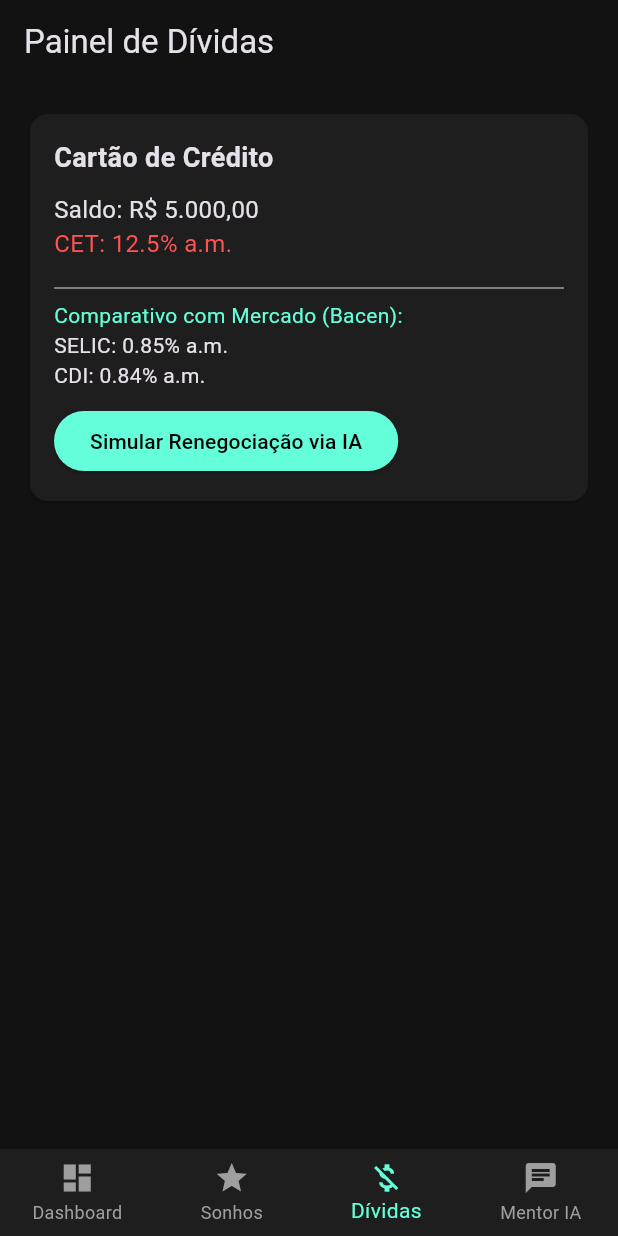
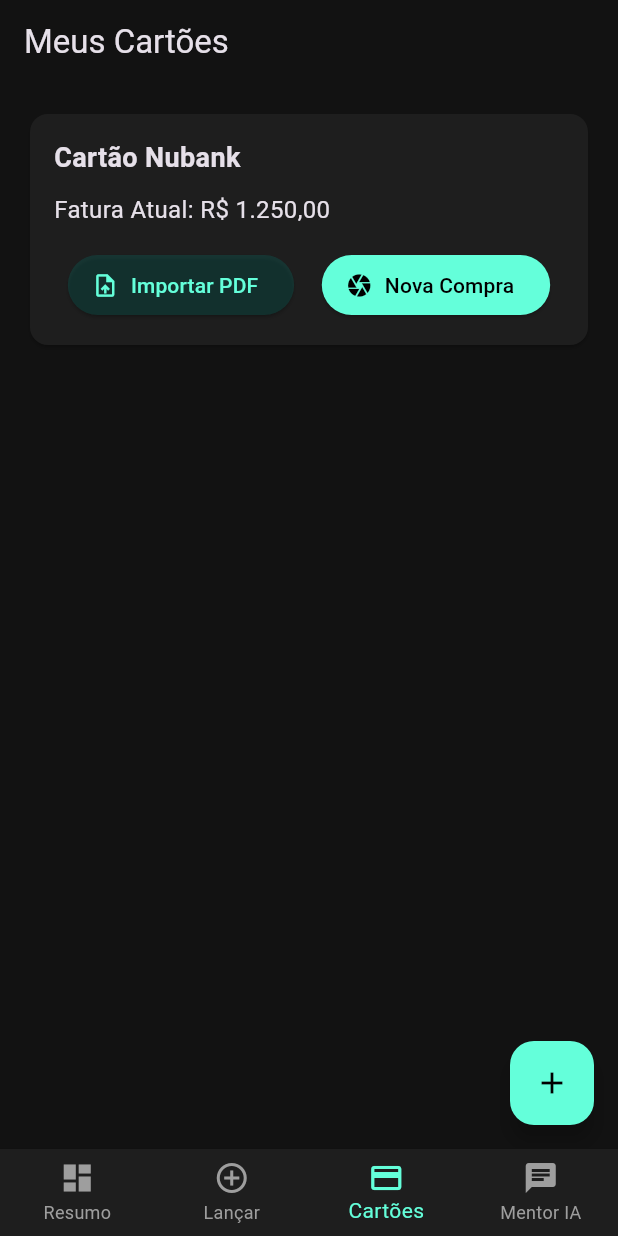
Before and after one commit to gilleal10/poupaai, a Flutter app: the screen it shows after launch, item 3 of the bottom bar chosen, on a phone screen of 412 x 824 dp. Run offline on Flutter 3.47's test engine with Material 3 defaults, Android fonts, the phone set to English and light mode, and no system bars.

Commit message:
Add files via upload

```diff
--- a/frontend/lib/main.dart
+++ b/frontend/lib/main.dart
@@ -1,7 +1,7 @@
 import 'package:flutter/material.dart';
 import 'screens/dashboard_screen.dart';
-import 'screens/dream_manager_screen.dart';
-import 'screens/debt_panel_screen.dart';
+import 'screens/expense_entry_screen.dart';
+import 'screens/credit_cards_screen.dart';
 import 'screens/ai_chat_screen.dart';
 
 void main() {
@@ -39,8 +39,8 @@
 
   final List<Widget> _screens = [
     const DashboardScreen(),
-    const DreamManagerScreen(),
-    const DebtPanelScreen(),
+    const ExpenseEntryScreen(),
+    const CreditCardsScreen(),
     const AIChatScreen(),
   ];
 
@@ -60,9 +60,9 @@
         selectedItemColor: Colors.tealAccent,
         unselectedItemColor: Colors.grey,
         items: const [
-          BottomNavigationBarItem(icon: Icon(Icons.dashboard), label: 'Dashboard'),
-          BottomNavigationBarItem(icon: Icon(Icons.star), label: 'Sonhos'),
-          BottomNavigationBarItem(icon: Icon(Icons.money_off), label: 'Dívidas'),
+          BottomNavigationBarItem(icon: Icon(Icons.dashboard), label: 'Resumo'),
+          BottomNavigationBarItem(icon: Icon(Icons.add_circle_outline), label: 'Lançar'),
+          BottomNavigationBarItem(icon: Icon(Icons.credit_card), label: 'Cartões'),
           BottomNavigationBarItem(icon: Icon(Icons.chat), label: 'Mentor IA'),
         ],
       ),
--- /dev/null
+++ b/frontend/lib/screens/credit_cards_screen.dart
@@ -0,0 +1,58 @@
+import 'package:flutter/material.dart';
+
+class CreditCardsScreen extends StatelessWidget {
+  const CreditCardsScreen({super.key});
+
+  @override
+  Widget build(BuildContext context) {
+    return Scaffold(
+      appBar: AppBar(title: const Text('Meus Cartões'), backgroundColor: Colors.transparent, elevation: 0),
+      body: ListView(
+        padding: const EdgeInsets.all(16.0),
+        children: [
+          Card(
+            color: const Color(0xFF1E1E1E),
+            child: Padding(
+              padding: const EdgeInsets.all(16.0),
+              child: Column(
+                crossAxisAlignment: CrossAxisAlignment.start,
+                children: [
+                  const Text('Cartão Nubank', style: TextStyle(fontSize: 18, fontWeight: FontWeight.bold)),
+                  const SizedBox(height: 10),
+                  const Text('Fatura Atual: R\$ 1.250,00', style: TextStyle(fontSize: 16)),
+                  const SizedBox(height: 15),
+                  Row(
+                    mainAxisAlignment: MainAxisAlignment.spaceAround,
+                    children: [
+                      ElevatedButton.icon(
+                        icon: const Icon(Icons.upload_file),
+                        label: const Text('Importar PDF'),
+                        style: ElevatedButton.styleFrom(backgroundColor: Colors.teal.withOpacity(0.2), foregroundColor: Colors.tealAccent),
+                        onPressed: () {
+                          // Chamada para FilePicker e envio para /api/upload-invoice
+                        },
+                      ),
+                      ElevatedButton.icon(
+                        icon: const Icon(Icons.camera),
+                        label: const Text('Nova Compra'),
+                        style: ElevatedButton.styleFrom(backgroundColor: Colors.tealAccent, foregroundColor: Colors.black),
+                        onPressed: () {
+                           // Abre a câmera e lança direto nesse cartão
+                        },
+                      ),
+                    ],
+                  )
+                ],
+              ),
+            ),
+          )
+        ],
+      ),
+      floatingActionButton: FloatingActionButton(
+        onPressed: () {},
+        backgroundColor: Colors.tealAccent,
+        child: const Icon(Icons.add, color: Colors.black),
+      ),
+    );
+  }
+}
--- a/frontend/pubspec.yaml
+++ b/frontend/pubspec.yaml
@@ -11,6 +11,8 @@
     sdk: flutter
   cupertino_icons: ^1.0.2
   http: ^1.1.0
+  image_picker: ^1.0.4
+  file_picker: ^6.1.1
 
 dev_dependencies:
   flutter_test:
```
Also changed, not shown: frontend/lib/screens/expense_entry_screen.dart (added, +73 -0 lines), 4 other files.
